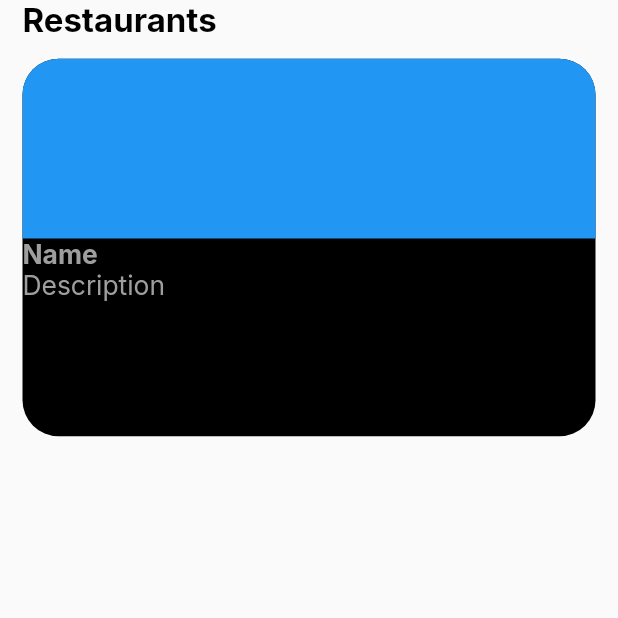
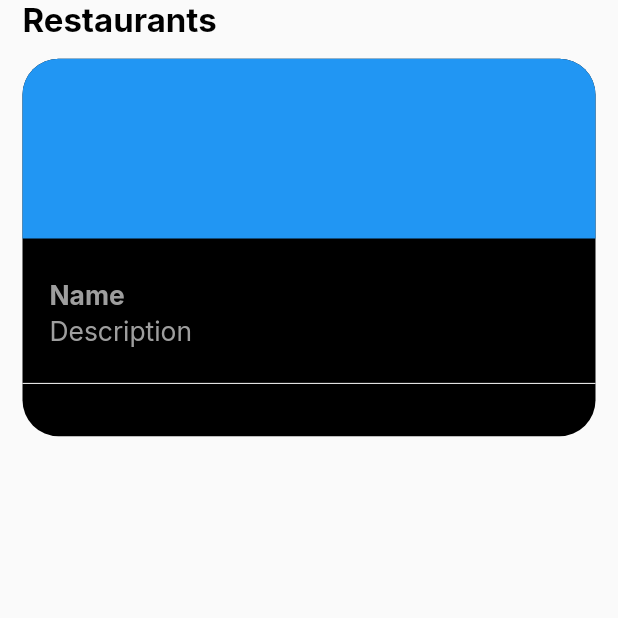
Before and after one commit to bek-n/mini_project, a Flutter app: the HomePage screen opened directly, on a phone screen of 412 x 824 dp, the top half of it. Run offline on Flutter 3.47's test engine with Material 2 defaults, Android fonts, the phone set to English and light mode, and no system bars; our stand-ins replace cached_network_image, connectivity_plus, dartz, dio, easy_localization, firebase_core and 5 more; missing offline and left inert: proste_indexed_stack; accounts and stored records are empty.

Commit message:
fixing UI

```diff
--- a/lib/presentation/view/pages/home/home_page.dart
+++ b/lib/presentation/view/pages/home/home_page.dart
@@ -41,14 +41,25 @@ class HomePage extends StatelessWidget {
                                   topLeft: Radius.circular(24),
                                   topRight: Radius.circular(24))),
                         ),
-
-                        Text(
-                          'Name',
-                          style: Style.bold(),
+                        27.verticalSpace,
+                        Padding(
+                          padding: const EdgeInsets.only(left: 18),
+                          child: Text(
+                            'Name',
+                            style: Style.bold(),
+                          ),
                         ),
-                        Text(
-                          'Description',
-                          style: Style.regular(),
+                        3.verticalSpace,
+                        Padding(
+                          padding: const EdgeInsets.only(left: 18),
+                          child: Text(
+                            'Description',
+                            style: Style.regular(),
+                          ),
+                        ),
+                        16.verticalSpace,
+                        const Divider(
+                          color: Style.white,
                         )
                       ],
                     ),
```
